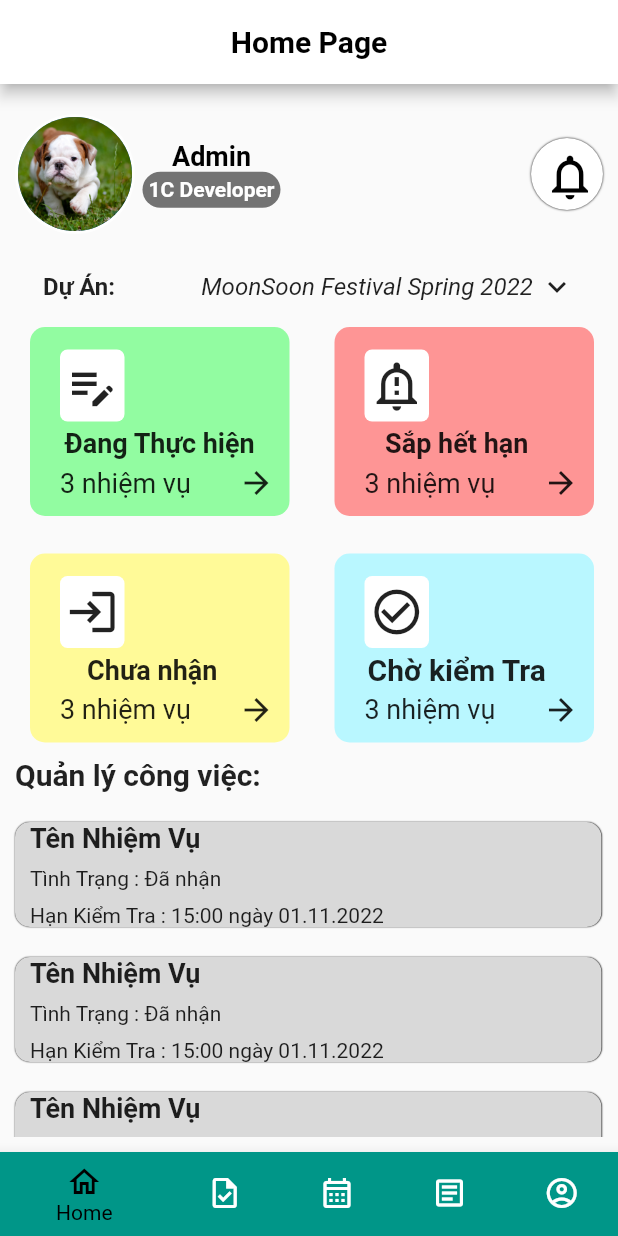
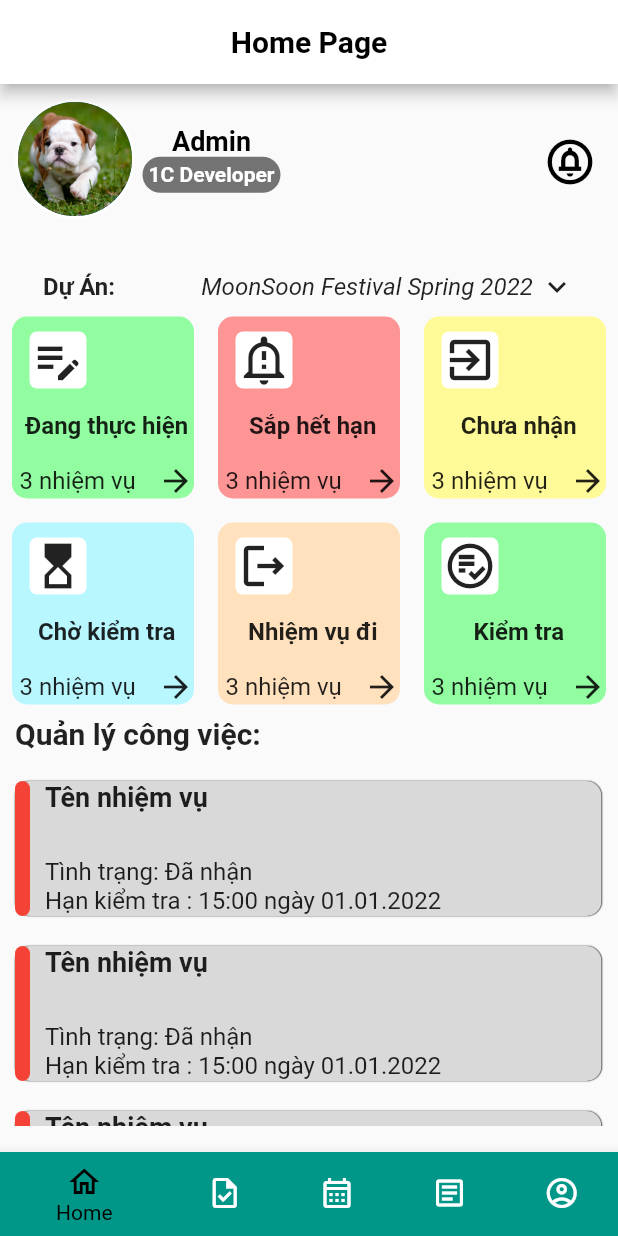
Before and after one commit to NguyenVanTay/dms_demo, a Flutter app: the screen it shows after launch, on a phone screen of 412 x 824 dp. Run offline on Flutter 3.47's test engine with Material 2 defaults, Android fonts, the phone set to English and light mode, and no system bars.

Commit message:
customize homapage

```diff
--- a/dms/lib/main.dart
+++ b/dms/lib/main.dart
@@ -1,6 +1,4 @@
-// ignore_for_file: prefer_const_constructors, prefer_const_literals_to_create_immutables, avoid_unnecessary_containers, sort_child_properties_last
-
-import 'package:dms/sources/header.dart';
+// ignore_for_file: prefer_const_constructors, prefer_const_literals_to_create_immutables, avoid_unnecessary_containers, sort_child_properties_last, use_key_in_widget_constructors, sized_box_for_whitespace
 
 import 'package:flutter/material.dart';
 import 'sources/bottomNav.dart';
@@ -23,21 +21,11 @@ class MyApp extends StatelessWidget {
 }
 
 class HomePage extends StatefulWidget {
-  const HomePage({super.key});
-
   @override
   State<HomePage> createState() => _HomePageState();
 }
 
 class _HomePageState extends State<HomePage> {
-  int _selectedIndex = 0;
-
-  void _onItemTapped(int index) {
-    setState(() {
-      _selectedIndex = index;
-    });
-  }
-
   @override
   Widget build(BuildContext context) {
     Size size = MediaQuery.of(context).size;
@@ -46,7 +34,7 @@ class _HomePageState extends State<HomePage> {
     //int currentSelectionItem = 0;
     Widget task = Container(
       margin: EdgeInsets.all(10),
-      height: 70,
+      height: 90,
       width: 391,
       decoration: BoxDecoration(
         borderRadius: BorderRadius.circular(10),
@@ -57,44 +45,50 @@ class _HomePageState extends State<HomePage> {
           ),
         ],
       ),
-      child: Column(
+      child: Row(
+        // mainAxisAlignment: MainAxisAlignment.spaceBetween,
+        children: [
+          Container(
+            height: 90,
+            width: 10,
+            decoration: BoxDecoration(
+              borderRadius: BorderRadius.circular(10),
+              color: Colors.red,
+            ),
+          ),
+          Column(
+            crossAxisAlignment: CrossAxisAlignment.start,
             mainAxisAlignment: MainAxisAlignment.spaceBetween,
             children: [
-          Container(
-            padding: EdgeInsets.only(
-              left: 10,
+              Padding(
+                padding: const EdgeInsets.only(left: 10),
+                child: Column(
+                  crossAxisAlignment: CrossAxisAlignment.start,
+                  children: [
+                    Padding(
+                      padding: const EdgeInsets.only(bottom: 30),
+                      child: Text(
+                        "Tên nhiệm vụ",
+                        style: TextStyle(
+                            fontSize: 18, fontWeight: FontWeight.bold),
                       ),
-            child: Row(
-              mainAxisAlignment: MainAxisAlignment.start,
-              children: [
+                    ),
                     Text(
-                  "Tên Nhiệm Vụ",
-                  style: TextStyle(fontSize: 18, fontWeight: FontWeight.bold),
+                      "Tình trạng: Đã nhận",
+                      style: TextStyle(
+                        fontSize: 16,
+                      ),
+                    ),
+                    Text(
+                      "Hạn kiểm tra : 15:00 ngày 01.01.2022",
+                      style: TextStyle(
+                        fontSize: 16,
+                      ),
                     ),
                   ],
                 ),
               ),
-          Container(
-            padding: EdgeInsets.only(
-              left: 10,
-            ),
-            child: Row(
-              mainAxisAlignment: MainAxisAlignment.start,
-              children: [
-                Text("Tình Trạng : Đã nhận"),
             ],
-            ),
-          ),
-          Container(
-            padding: EdgeInsets.only(
-              left: 10,
-            ),
-            child: Row(
-              mainAxisAlignment: MainAxisAlignment.start,
-              children: [
-                Text("Hạn Kiểm Tra : 15:00 ngày 01.11.2022"),
-              ],
-            ),
           ),
         ],
       ),
@@ -123,9 +117,12 @@ class _HomePageState extends State<HomePage> {
               child: Column(
                 children: [
                   SizedBox(
-                    height: 20,
+                    height: 10,
                   ),
                   Row(
+                    //mainAxisAlignment: ,
+                    children: [
+                      Column(
                         children: [
                           CircleAvatar(
                             backgroundColor: Colors.white70,
@@ -135,7 +132,11 @@ class _HomePageState extends State<HomePage> {
                               radius: 38,
                             ),
                           ),
+                        ],
+                      ),
                       SizedBox(width: 5),
+                      Row(
+                        children: [
                           Column(
                             children: [
                               Text(
@@ -161,21 +162,14 @@ class _HomePageState extends State<HomePage> {
                               ),
                             ],
                           ),
+                        ],
+                      ),
                       Spacer(),
                       Container(
-                        decoration: const ShapeDecoration(
-                          shape: CircleBorder(),
-                          color: Colors.white,
-                          shadows: [
-                            BoxShadow(
-                              blurRadius: 0.5,
-                            ),
-                          ],
-                        ),
                         child: IconButton(
                           onPressed: () {},
                           icon: const Icon(
-                            Icons.notifications_outlined,
+                            Icons.circle_notifications_outlined,
                             color: Colors.black,
                             size: 36,
                           ),
@@ -213,28 +207,29 @@ class _HomePageState extends State<HomePage> {
                 ),
               ],
             ),
-            Row(
+            GridView.count(
+              shrinkWrap: true,
+              crossAxisCount: 3,
               children: [
-                Container(
-                  padding:
-                      EdgeInsets.only(top: 15, bottom: 10, left: 20, right: 10),
-                  margin:
-                      EdgeInsets.only(top: 15, bottom: 10, left: 20, right: 10),
-                  height: 126,
-                  width: 173,
-                  //padding: EdgeInsets.all(4),
+                Padding(
+                  padding: const EdgeInsets.all(8),
+                  child: Container(
+                    height: 30,
+                    width: 30,
                     decoration: BoxDecoration(
                       borderRadius: BorderRadius.circular(10),
                       color: Color.fromRGBO(146, 252, 161, 1),
                     ),
-                  //color: Colors.black54,
                     child: Column(
                       mainAxisAlignment: MainAxisAlignment.spaceBetween,
                       children: [
+                        Column(
+                          children: [
                             Container(
-                        height: 48,
-                        width: 48,
-                        margin: EdgeInsets.only(right: 100),
+                              height: 38,
+                              width: 38,
+                              margin: EdgeInsets.only(top: 10, right: 60),
+                              //padding: EdgeInsets.all(10),
                               decoration: BoxDecoration(
                                 borderRadius: BorderRadius.circular(5),
                                 color: Colors.white,
@@ -244,20 +239,25 @@ class _HomePageState extends State<HomePage> {
                                 Icons.edit_note_outlined,
                               ),
                             ),
+                          ],
+                        ),
                         Padding(
-                        padding: const EdgeInsets.only(right: 10),
+                          padding: const EdgeInsets.only(left: 5),
                           child: Text(
-                          "Đang Thực hiện",
+                            "Đang thực hiện",
                             style: TextStyle(
-                              fontSize: 18, fontWeight: FontWeight.bold),
+                                fontSize: 16, fontWeight: FontWeight.bold),
                           ),
                         ),
                         Row(
                           mainAxisAlignment: MainAxisAlignment.spaceBetween,
                           children: [
-                          Text(
+                            Padding(
+                              padding: const EdgeInsets.only(left: 5),
+                              child: Text(
                                 "3 nhiệm vụ",
-                            style: TextStyle(fontSize: 18),
+                                style: TextStyle(fontSize: 16),
+                              ),
                             ),
                             Icon(Icons.arrow_forward)
                           ],
@@ -265,26 +265,24 @@ class _HomePageState extends State<HomePage> {
                       ],
                     ),
                   ),
-                Container(
-                  padding:
-                      EdgeInsets.only(top: 15, bottom: 10, left: 20, right: 10),
-                  margin:
-                      EdgeInsets.only(top: 15, bottom: 10, left: 20, right: 10),
-                  height: 126,
-                  width: 173,
-                  //padding: EdgeInsets.all(4),
+                ),
+                Padding(
+                  padding: const EdgeInsets.all(8),
+                  child: Container(
+                    height: 30,
+                    width: 30,
                     decoration: BoxDecoration(
                       borderRadius: BorderRadius.circular(10),
                       color: Color.fromRGBO(255, 124, 124, 0.8),
                     ),
-                  //color: Colors.black54,
                     child: Column(
                       mainAxisAlignment: MainAxisAlignment.spaceBetween,
                       children: [
                         Container(
-                        height: 48,
-                        width: 48,
-                        margin: EdgeInsets.only(right: 100),
+                          height: 38,
+                          width: 38,
+                          margin: EdgeInsets.only(top: 10, right: 60),
+                          //padding: EdgeInsets.all(10),
                           decoration: BoxDecoration(
                             borderRadius: BorderRadius.circular(5),
                             color: Colors.white,
@@ -295,19 +293,22 @@ class _HomePageState extends State<HomePage> {
                           ),
                         ),
                         Padding(
-                        padding: const EdgeInsets.only(right: 20),
+                          padding: const EdgeInsets.only(left: 5),
                           child: Text(
                             "Sắp hết hạn",
                             style: TextStyle(
-                              fontSize: 18, fontWeight: FontWeight.bold),
+                                fontSize: 16, fontWeight: FontWeight.bold),
                           ),
                         ),
                         Row(
                           mainAxisAlignment: MainAxisAlignment.spaceBetween,
                           children: [
-                          Text(
+                            Padding(
+                              padding: const EdgeInsets.only(left: 5),
+                              child: Text(
                                 "3 nhiệm vụ",
-                            style: TextStyle(fontSize: 18),
+                                style: TextStyle(fontSize: 16),
+                              ),
                             ),
                             Icon(Icons.arrow_forward)
                           ],
@@ -315,53 +316,50 @@ class _HomePageState extends State<HomePage> {
                       ],
                     ),
                   ),
-              ],
                 ),
-            Row(
-              children: [
-                Container(
-                  padding:
-                      EdgeInsets.only(top: 15, bottom: 10, left: 20, right: 10),
-                  margin:
-                      EdgeInsets.only(top: 15, bottom: 10, left: 20, right: 10),
-                  height: 126,
-                  width: 173,
-                  //padding: EdgeInsets.all(4),
+                Padding(
+                  padding: const EdgeInsets.all(8),
+                  child: Container(
+                    height: 30,
+                    width: 30,
                     decoration: BoxDecoration(
                       borderRadius: BorderRadius.circular(10),
                       color: Color.fromRGBO(255, 250, 152, 1),
                     ),
-                  //color: Colors.black54,
                     child: Column(
                       mainAxisAlignment: MainAxisAlignment.spaceBetween,
                       children: [
                         Container(
-                        height: 48,
-                        width: 48,
-                        margin: EdgeInsets.only(right: 100),
+                          height: 38,
+                          width: 38,
+                          margin: EdgeInsets.only(top: 10, right: 60),
+                          //padding: EdgeInsets.all(10),
                           decoration: BoxDecoration(
                             borderRadius: BorderRadius.circular(5),
                             color: Colors.white,
                           ),
                           child: Icon(
                             size: 36,
-                          Icons.login_outlined,
+                            Icons.exit_to_app_outlined,
                           ),
                         ),
                         Padding(
-                        padding: const EdgeInsets.only(right: 20),
+                          padding: const EdgeInsets.only(left: 5),
                           child: Text(
                             "Chưa nhận",
                             style: TextStyle(
-                              fontSize: 18, fontWeight: FontWeight.bold),
+                                fontSize: 16, fontWeight: FontWeight.bold),
                           ),
                         ),
                         Row(
                           mainAxisAlignment: MainAxisAlignment.spaceBetween,
                           children: [
-                          Text(
+                            Padding(
+                              padding: const EdgeInsets.only(left: 5),
+                              child: Text(
                                 "3 nhiệm vụ",
-                            style: TextStyle(fontSize: 18),
+                                style: TextStyle(fontSize: 16),
+                              ),
                             ),
                             Icon(Icons.arrow_forward)
                           ],
@@ -369,54 +367,157 @@ class _HomePageState extends State<HomePage> {
                       ],
                     ),
                   ),
-                Container(
-                  padding:
-                      EdgeInsets.only(top: 15, bottom: 10, left: 20, right: 10),
-                  margin:
-                      EdgeInsets.only(top: 15, bottom: 10, left: 20, right: 10),
-                  height: 126,
-                  width: 173,
-                  //padding: EdgeInsets.all(4),
+                ),
+                Padding(
+                  padding: const EdgeInsets.all(8),
+                  child: Container(
+                    height: 30,
+                    width: 30,
                     decoration: BoxDecoration(
                       borderRadius: BorderRadius.circular(10),
                       color: Color.fromRGBO(185, 247, 255, 1),
                     ),
-                  //color: Colors.black54,
                     child: Column(
                       mainAxisAlignment: MainAxisAlignment.spaceBetween,
                       children: [
                         Container(
-                        height: 48,
-                        width: 48,
-                        margin: EdgeInsets.only(right: 100),
+                          height: 38,
+                          width: 38,
+                          margin: EdgeInsets.only(top: 10, right: 60),
+                          //padding: EdgeInsets.all(10),
                           decoration: BoxDecoration(
                             borderRadius: BorderRadius.circular(5),
                             color: Colors.white,
                           ),
                           child: Icon(
                             size: 36,
-                          Icons.check_circle_outline,
+                            Icons.hourglass_top_outlined,
                           ),
                         ),
                         Padding(
-                        padding: const EdgeInsets.only(right: 20),
+                          padding: const EdgeInsets.only(left: 5),
                           child: Text(
-                          "Chờ kiểm Tra",
+                            "Chờ kiểm tra",
                             style: TextStyle(
-                              fontSize: 20, fontWeight: FontWeight.bold),
+                                fontSize: 16, fontWeight: FontWeight.bold),
                           ),
                         ),
                         Row(
                           mainAxisAlignment: MainAxisAlignment.spaceBetween,
                           children: [
-                          Text(
+                            Padding(
+                              padding: const EdgeInsets.only(left: 5),
+                              child: Text(
                                 "3 nhiệm vụ",
-                            style: TextStyle(fontSize: 18),
+                                style: TextStyle(fontSize: 16),
+                              ),
                             ),
                             Icon(Icons.arrow_forward)
                           ],
                         )
                       ],
+                    ),
+                  ),
+                ),
+                Padding(
+                  padding: const EdgeInsets.all(8),
+                  child: Container(
+                    height: 30,
+                    width: 30,
+                    decoration: BoxDecoration(
+                      borderRadius: BorderRadius.circular(10),
+                      color: Color.fromRGBO(255, 225, 190, 1),
+                    ),
+                    child: Column(
+                      mainAxisAlignment: MainAxisAlignment.spaceBetween,
+                      children: [
+                        Container(
+                          height: 38,
+                          width: 38,
+                          margin: EdgeInsets.only(top: 10, right: 60),
+                          //padding: EdgeInsets.all(10),
+                          decoration: BoxDecoration(
+                            borderRadius: BorderRadius.circular(5),
+                            color: Colors.white,
+                          ),
+                          child: Icon(
+                            size: 36,
+                            Icons.logout_outlined,
+                          ),
+                        ),
+                        Padding(
+                          padding: const EdgeInsets.only(left: 5),
+                          child: Text(
+                            "Nhiệm vụ đi",
+                            style: TextStyle(
+                                fontSize: 16, fontWeight: FontWeight.bold),
+                          ),
+                        ),
+                        Row(
+                          mainAxisAlignment: MainAxisAlignment.spaceBetween,
+                          children: [
+                            Padding(
+                              padding: const EdgeInsets.only(left: 5),
+                              child: Text(
+                                "3 nhiệm vụ",
+                                style: TextStyle(fontSize: 16),
+                              ),
+                            ),
+                            Icon(Icons.arrow_forward)
+                          ],
+                        )
+                      ],
+                    ),
+                  ),
+                ),
+                Padding(
+                  padding: const EdgeInsets.all(8),
+                  child: Container(
+                    height: 30,
+                    width: 30,
+                    decoration: BoxDecoration(
+                      borderRadius: BorderRadius.circular(10),
+                      color: Color.fromRGBO(146, 252, 161, 1),
+                    ),
+                    child: Column(
+                      mainAxisAlignment: MainAxisAlignment.spaceBetween,
+                      children: [
+                        Container(
+                          height: 38,
+                          width: 38,
+                          margin: EdgeInsets.only(top: 10, right: 60),
+                          //padding: EdgeInsets.all(10),
+                          decoration: BoxDecoration(
+                            borderRadius: BorderRadius.circular(5),
+                            color: Colors.white,
+                          ),
+                          child: Icon(
+                              size: 36,
+                              Icons.playlist_add_check_circle_outlined),
+                        ),
+                        Padding(
+                          padding: const EdgeInsets.only(left: 5),
+                          child: Text(
+                            "Kiểm tra",
+                            style: TextStyle(
+                                fontSize: 16, fontWeight: FontWeight.bold),
+                          ),
+                        ),
+                        Row(
+                          mainAxisAlignment: MainAxisAlignment.spaceBetween,
+                          children: [
+                            Padding(
+                              padding: const EdgeInsets.only(left: 5),
+                              child: Text(
+                                "3 nhiệm vụ",
+                                style: TextStyle(fontSize: 16),
+                              ),
+                            ),
+                            Icon(Icons.arrow_forward)
+                          ],
+                        )
+                      ],
+                    ),
                   ),
                 ),
               ],
@@ -433,7 +534,7 @@ class _HomePageState extends State<HomePage> {
               ],
             ),
             Container(
-              height: 220,
+              height: 240,
               margin: EdgeInsets.only(top: 10),
               child: ListView.builder(
                 scrollDirection: Axis.vertical,
@@ -451,38 +552,7 @@ class _HomePageState extends State<HomePage> {
           ],
         ),
       ),
-      bottomNavigationBar: BottomNavigationBar(
-        items: const <BottomNavigationBarItem>[
-          BottomNavigationBarItem(
-            icon: Icon(Icons.home_outlined),
-            label: 'Home',
-            backgroundColor: Colors.teal,
-          ),
-          BottomNavigationBarItem(
-            icon: Icon(Icons.task_outlined),
-            label: 'Task',
-            backgroundColor: Colors.purple,
-          ),
-          BottomNavigationBarItem(
-            icon: Icon(Icons.calendar_month_outlined),
-            label: 'Calendar',
-            backgroundColor: Colors.pink,
-          ),
-          BottomNavigationBarItem(
-            icon: Icon(Icons.article_outlined),
-            label: 'Article',
-            backgroundColor: Colors.deepOrange,
-          ),
-          BottomNavigationBarItem(
-            icon: Icon(Icons.account_circle_outlined),
-            label: 'Account',
-            backgroundColor: Colors.pink,
-          ),
-        ],
-        currentIndex: _selectedIndex,
-        selectedItemColor: Colors.black,
-        onTap: _onItemTapped,
-      ),
+      bottomNavigationBar: Bottom(),
     );
   }
 }
--- a/dms/lib/sources/bottomNav.dart
+++ b/dms/lib/sources/bottomNav.dart
@@ -1,10 +1,8 @@
-// ignore_for_file: prefer_const_constructors
+// ignore_for_file: prefer_const_constructors, use_key_in_widget_constructors
 
 import 'package:flutter/material.dart';
 
 class Bottom extends StatefulWidget {
-  const Bottom({super.key});
-
   @override
   State<Bottom> createState() => _BottomState();
 }
@@ -20,8 +18,7 @@ class _BottomState extends State<Bottom> {
 
   @override
   Widget build(BuildContext context) {
-    return Scaffold(
-      bottomNavigationBar: BottomNavigationBar(
+    return BottomNavigationBar(
       items: const <BottomNavigationBarItem>[
         BottomNavigationBarItem(
           icon: Icon(Icons.home_outlined),
@@ -52,7 +49,6 @@ class _BottomState extends State<Bottom> {
       currentIndex: _selectedIndex,
       selectedItemColor: Colors.black,
       onTap: _onItemTapped,
-      ),
     );
   }
 }
```
Also changed, not shown: dms/lib/sources/header.dart (deleted, +0 -177 lines), dms/lib/sources/nv_model.dart (deleted, +0 -23 lines). Lines whose indentation alone changed are shown as unchanged.
